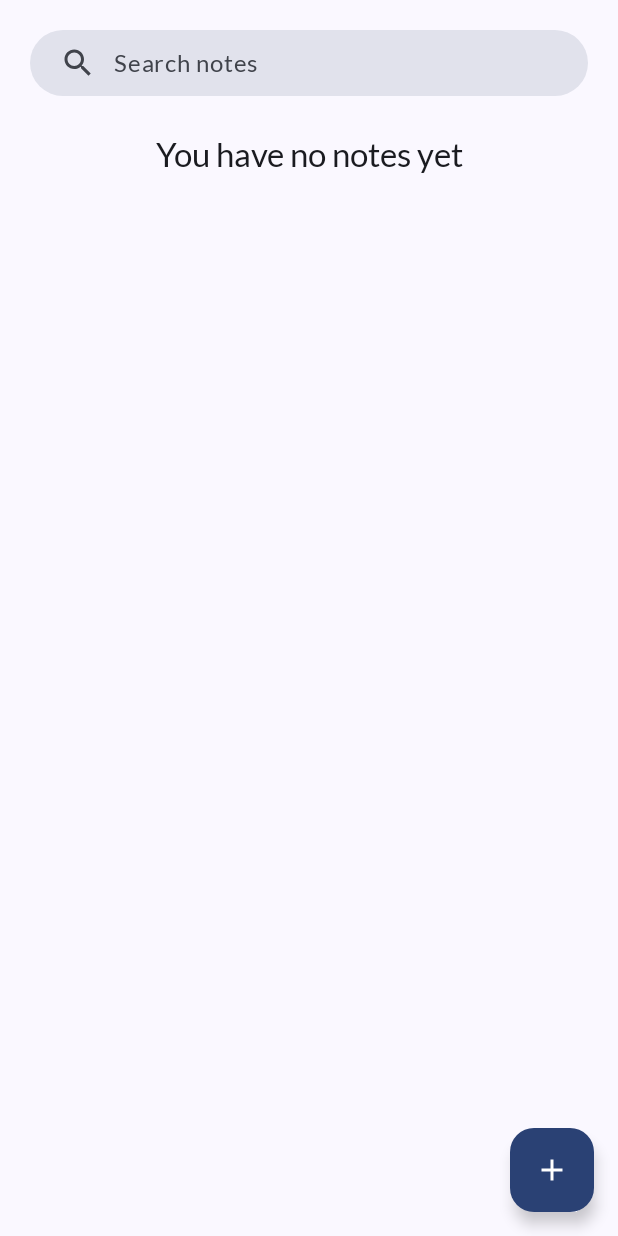
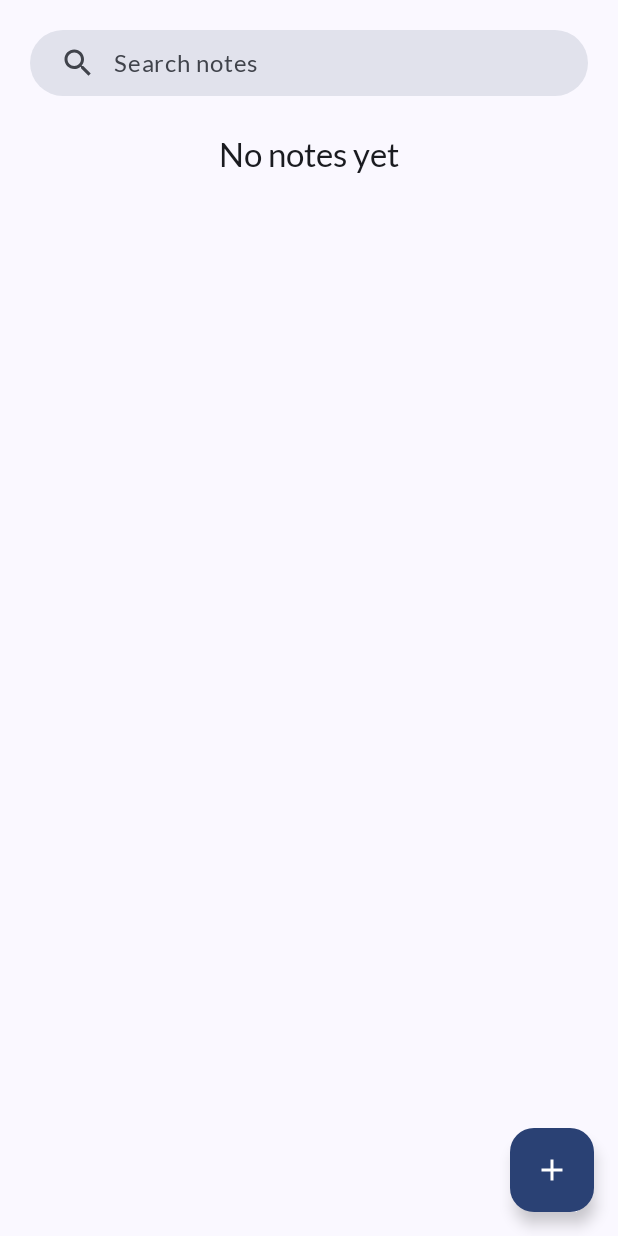
Before and after one commit to ajailani4/tonotes, an Android app built with Jetpack Compose: the screen it shows after launch (MainActivity), on a phone screen of 412 x 824 dp. Run offline under Robolectric (Android 15) with nearby library versions, the phone set to English and light mode, and no system bars; our stand-ins replace Dagger/Hilt's generated code, Room's generated code.

Commit message:
Update no_notes string

```diff
--- a/core/src/main/res/values/strings.xml
+++ b/core/src/main/res/values/strings.xml
@@ -1,7 +1,7 @@
 <?xml version="1.0" encoding="utf-8"?>
 <resources>
     <string name="search_notes">Search notes</string>
-    <string name="no_notes">You have no notes yet</string>
+    <string name="no_notes">No notes yet</string>
     <string name="title">Title</string>
     <string name="description">Description</string>
     <string name="save">Save</string>
```
Also changed, not shown: 1 other file.
